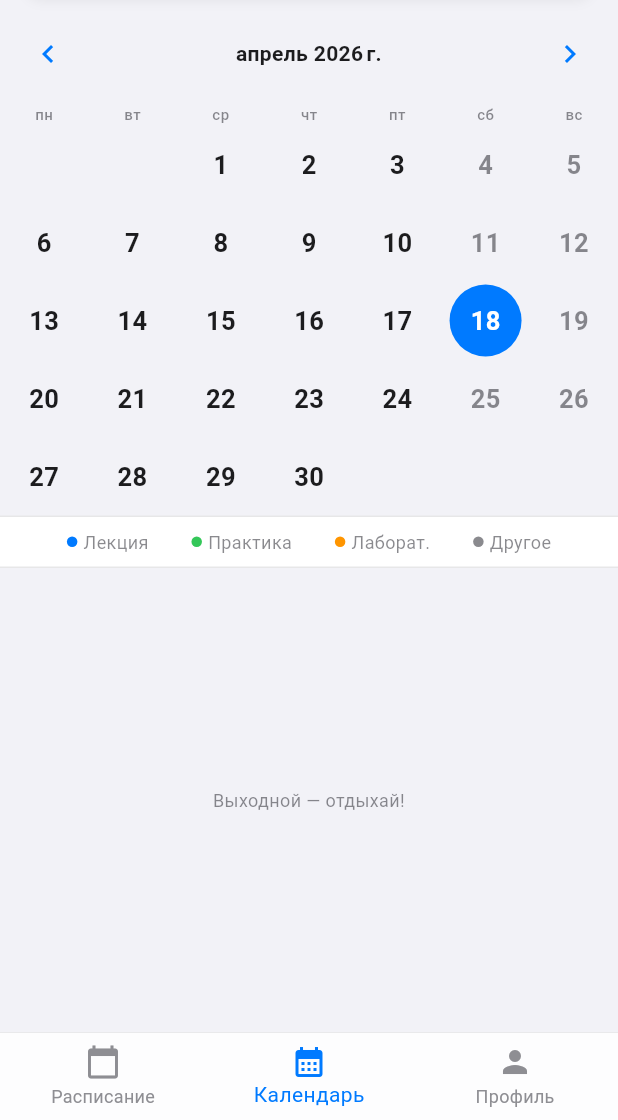
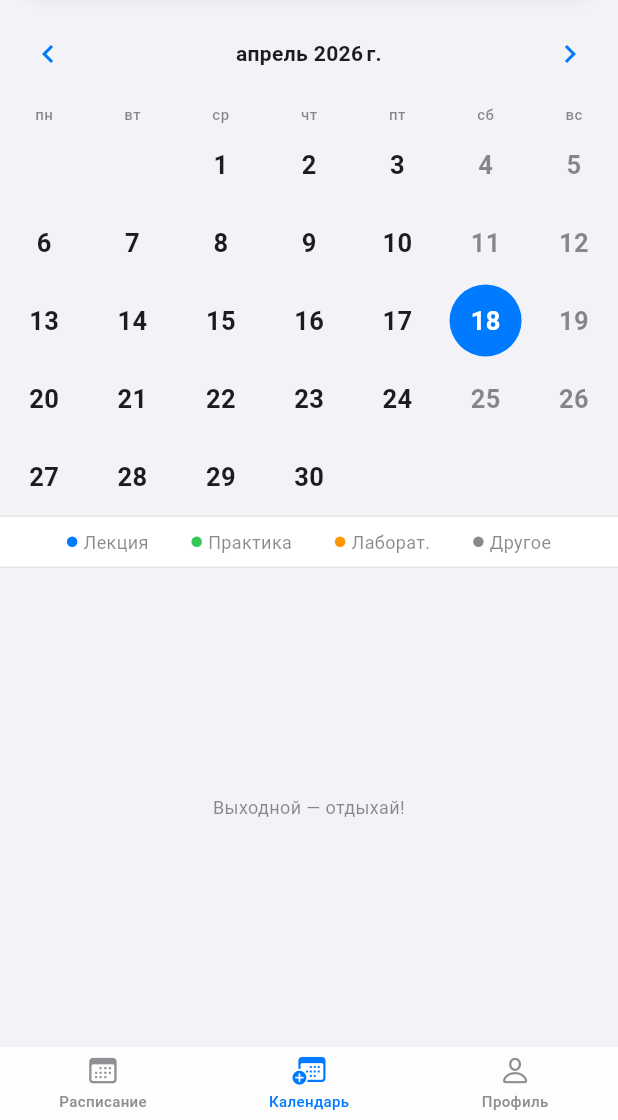
Before and after one commit to deissh/ystu_diplom, a Flutter app: the CalendarScreen screen opened by its route, on a phone screen of 412 x 824 dp, the part 116-1236 px from its top. Run offline on Flutter 3.47's test engine with Material 3 defaults, Android fonts, the phone set to English and light mode, and no system bars; drawn by our look-alikes of table_calendar; our stand-ins replace dio, drift, drift_flutter, flutter_riverpod, go_router, shared_preferences; accounts and stored records are empty; generated files the repository leaves out were written again.

Commit message:
refactor: migrate to CupertinoApp with adaptive layout foundation
- AppColors.resolve now uses CupertinoTheme.brightnessOf (fixes dark theme under CupertinoApp)
- AppThemeX.toBrightness() replaces toThemeMode() for CupertinoApp compatibility
- AppCupertinoTheme.build() produces CupertinoThemeData from AppColors tokens
- AppLayout utility: hPad/maxContent breakpoints for phone + iPad
- app.dart: CupertinoApp.router root with CupertinoActivityIndicator splash
- app_router.dart: CupertinoPage for all GoRoutes, Material wrapper for Scaffold shell, custom _CupertinoTabRow replaces BottomNavigationBar

Co-Authored-By: Claude Sonnet 4.6 <noreply@anthropic.com>

```diff
--- a/app/lib/core/theme/app_colors.dart
+++ b/app/lib/core/theme/app_colors.dart
@@ -1,4 +1,4 @@
-import 'package:flutter/material.dart';
+import 'package:flutter/cupertino.dart';
 
 import '../../features/schedule/domain/entities/lesson_type.dart';
 
@@ -74,7 +74,7 @@ class AppColors {
 
   /// Returns [light] when the scaffold is in light mode, [dark] otherwise.
   static Color resolve(BuildContext context, Color light, Color dark) =>
-      Theme.of(context).brightness == Brightness.dark ? dark : light;
+      CupertinoTheme.brightnessOf(context) == Brightness.dark ? dark : light;
 
   /// Standard iOS-style card shadow token.
   ///
--- a/app/lib/features/settings/domain/entities/app_settings.dart
+++ b/app/lib/features/settings/domain/entities/app_settings.dart
@@ -1,12 +1,14 @@
-import 'package:flutter/material.dart';
+import 'package:flutter/cupertino.dart';
 
 enum AppTheme { system, light, dark }
 
 extension AppThemeX on AppTheme {
-  ThemeMode toThemeMode() => switch (this) {
-        AppTheme.system => ThemeMode.system,
-        AppTheme.light => ThemeMode.light,
-        AppTheme.dark => ThemeMode.dark,
+  /// Returns the [Brightness] for [CupertinoApp.theme].
+  /// [AppTheme.system] returns null — CupertinoApp follows the device setting.
+  Brightness? toBrightness() => switch (this) {
+        AppTheme.system => null,
+        AppTheme.light => Brightness.light,
+        AppTheme.dark => Brightness.dark,
       };
 }
 
--- a/app/lib/router/app_router.dart
+++ b/app/lib/router/app_router.dart
@@ -1,10 +1,12 @@
 import 'dart:ui';
 
-import 'package:flutter/material.dart';
+import 'package:flutter/cupertino.dart';
+import 'package:flutter/material.dart' show Material, MaterialType, Scaffold, Theme;
 import 'package:flutter_riverpod/flutter_riverpod.dart';
 import 'package:go_router/go_router.dart';
 
 import '../core/theme/app_colors.dart';
+import '../core/theme/app_theme.dart';
 import '../features/calendar/presentation/screens/calendar_screen.dart';
 import '../features/onboarding/presentation/screens/onboarding_screen.dart';
 import '../features/profile/presentation/screens/profile_screen.dart';
@@ -17,6 +19,9 @@ final _rootNavKey = GlobalKey<NavigatorState>();
 final _scheduleNavKey = GlobalKey<NavigatorState>(debugLabel: 'schedule');
 final _calendarNavKey = GlobalKey<NavigatorState>(debugLabel: 'calendar');
 final _profileNavKey = GlobalKey<NavigatorState>(debugLabel: 'profile');
+
+/// Height of the iOS-style custom tab bar (matches CupertinoTabBar).
+const double _kTabBarHeight = 49.0;
 
 /// GoRouter провайдер с redirect guard для онбординга.
 ///
@@ -39,7 +44,18 @@ final appRouterProvider = Provider<GoRouter>((ref) {
     routes: [
       GoRoute(
         path: '/onboarding',
-        builder: (context, state) => const OnboardingScreen(),
+        pageBuilder: (context, state) => CupertinoPage(
+          key: state.pageKey,
+          // Wrap in Theme+Material so Material widgets inside
+          // OnboardingScreen have the correct ancestors under CupertinoApp.
+          child: Theme(
+            data: AppThemeData.light(),
+            child: Material(
+              color: AppColors.bgLight,
+              child: const OnboardingScreen(),
+            ),
+          ),
+        ),
       ),
       StatefulShellRoute.indexedStack(
         builder: (context, state, shell) => _ScaffoldWithNavBar(shell: shell),
@@ -49,7 +65,10 @@ final appRouterProvider = Provider<GoRouter>((ref) {
             routes: [
               GoRoute(
                 path: '/schedule',
-                builder: (context, state) => const ScheduleScreen(),
+                pageBuilder: (context, state) => CupertinoPage(
+                  key: state.pageKey,
+                  child: const ScheduleScreen(),
+                ),
               ),
             ],
           ),
@@ -58,7 +77,10 @@ final appRouterProvider = Provider<GoRouter>((ref) {
             routes: [
               GoRoute(
                 path: '/calendar',
-                builder: (context, state) => const CalendarScreen(),
+                pageBuilder: (context, state) => CupertinoPage(
+                  key: state.pageKey,
+                  child: const CalendarScreen(),
+                ),
               ),
             ],
           ),
@@ -67,7 +89,10 @@ final appRouterProvider = Provider<GoRouter>((ref) {
             routes: [
               GoRoute(
                 path: '/profile',
-                builder: (context, state) => const ProfileScreen(),
+                pageBuilder: (context, state) => CupertinoPage(
+                  key: state.pageKey,
+                  child: const ProfileScreen(),
+                ),
               ),
             ],
           ),
@@ -80,6 +105,10 @@ final appRouterProvider = Provider<GoRouter>((ref) {
   return router;
 });
 
+/// Shell scaffold wrapping the three tab branches.
+///
+/// Uses a [Material] ancestor (transparency type) so that [Scaffold] — which
+/// requires a Material ancestor — works correctly under [CupertinoApp].
 class _ScaffoldWithNavBar extends StatelessWidget {
   final StatefulNavigationShell shell;
 
@@ -87,9 +116,13 @@ class _ScaffoldWithNavBar extends StatelessWidget {
 
   @override
   Widget build(BuildContext context) {
-    return Scaffold(
-      // extendBody: true lets the body render behind the bottom bar so
-      // BackdropFilter in _IosTabBar can see and blur the content below.
+    // Material(transparency) provides the required Material ancestor for
+    // Scaffold without adding any visual background of its own.
+    return Material(
+      type: MaterialType.transparency,
+      child: Scaffold(
+        // extendBody lets the body render behind the frosted tab bar so
+        // BackdropFilter in _IosTabBar can blur the content below.
         extendBody: true,
         body: shell,
         bottomNavigationBar: _IosTabBar(
@@ -99,18 +132,16 @@ class _ScaffoldWithNavBar extends StatelessWidget {
             initialLocation: i == shell.currentIndex,
           ),
         ),
+      ),
     );
   }
 }
 
-/// iOS-style frosted-glass tab bar.
+/// iOS-style frosted-glass tab bar with Cupertino icons.
 ///
 /// Uses [BackdropFilter] with [extendBody] on the parent [Scaffold] to achieve
-/// a translucent blur effect. The bar is composed of:
-///   - A hairline top separator (0.5 dp)
-///   - A [BackdropFilter] blur layer (sigma 20)
-///   - A semi-transparent surface container (85% opacity)
-///   - A standard [BottomNavigationBar] with no elevation and iOS colours
+/// a translucent blur effect. The bar uses a custom [_CupertinoTabRow] instead
+/// of [BottomNavigationBar] for a native iOS appearance.
 class _IosTabBar extends StatelessWidget {
   const _IosTabBar({required this.currentIndex, required this.onTap});
 
@@ -119,7 +150,7 @@ class _IosTabBar extends StatelessWidget {
 
   @override
   Widget build(BuildContext context) {
-    final bool isDark = Theme.of(context).brightness == Brightness.dark;
+    final bool isDark = CupertinoTheme.brightnessOf(context) == Brightness.dark;
 
     final Color surface = AppColors.resolve(
       context,
@@ -131,13 +162,8 @@ class _IosTabBar extends StatelessWidget {
       AppColors.separatorLight,
       AppColors.separatorDark,
     );
-    final Color accent = AppColors.resolve(
-      context,
-      AppColors.accentLight,
-      AppColors.accentDark,
-    );
 
-    // Semi-transparent surface: 85% in light, 90% in dark (dark needs less blur)
+    // Semi-transparent surface: 85% in light, 90% in dark
     final Color barBg = surface.withValues(alpha: isDark ? 0.9 : 0.85);
 
     return ClipRect(
@@ -150,29 +176,9 @@ class _IosTabBar extends StatelessWidget {
             children: [
               // Hairline top separator — mimics iOS tab bar border
               Container(height: 0.5, color: separator),
-              BottomNavigationBar(
+              _CupertinoTabRow(
                 currentIndex: currentIndex,
                 onTap: onTap,
-                elevation: 0,
-                backgroundColor: Colors.transparent,
-                selectedItemColor: accent,
-                unselectedItemColor: AppColors.iconInactive,
-                // Remove default selected item indicator animation
-                type: BottomNavigationBarType.fixed,
-                items: const [
-                  BottomNavigationBarItem(
-                    icon: Icon(Icons.calendar_today),
-                    label: 'Расписание',
-                  ),
-                  BottomNavigationBarItem(
-                    icon: Icon(Icons.calendar_month),
-                    label: 'Календарь',
-                  ),
-                  BottomNavigationBarItem(
-                    icon: Icon(Icons.person),
-                    label: 'Профиль',
-                  ),
-                ],
               ),
             ],
           ),
@@ -181,3 +187,65 @@ class _IosTabBar extends StatelessWidget {
     );
   }
 }
+
+/// Cupertino-style tab row with three items.
+class _CupertinoTabRow extends StatelessWidget {
+  const _CupertinoTabRow({
+    required this.currentIndex,
+    required this.onTap,
+  });
+
+  final int currentIndex;
+  final ValueChanged<int> onTap;
+
+  static const _items = [
+    (icon: CupertinoIcons.calendar, label: 'Расписание'),
+    (icon: CupertinoIcons.calendar_badge_plus, label: 'Календарь'),
+    (icon: CupertinoIcons.person, label: 'Профиль'),
+  ];
+
+  @override
+  Widget build(BuildContext context) {
+    final Color accent = AppColors.resolve(
+      context,
+      AppColors.accentLight,
+      AppColors.accentDark,
+    );
+    final bottomPad = MediaQuery.of(context).padding.bottom;
+
+    return Padding(
+      padding: EdgeInsets.only(bottom: bottomPad),
+      child: SizedBox(
+        height: _kTabBarHeight,
+        child: Row(
+          children: List.generate(_items.length, (i) {
+            final item = _items[i];
+            final isActive = i == currentIndex;
+            final color = isActive ? accent : AppColors.iconInactive;
+            return Expanded(
+              child: GestureDetector(
+                onTap: () => onTap(i),
+                behavior: HitTestBehavior.opaque,
+                child: Column(
+                  mainAxisAlignment: MainAxisAlignment.center,
+                  children: [
+                    Icon(item.icon, color: color, size: 22),
+                    const SizedBox(height: 2),
+                    Text(
+                      item.label,
+                      style: TextStyle(
+                        fontSize: 10,
+                        fontWeight: FontWeight.w500,
+                        color: color,
+                      ),
+                    ),
+                  ],
+                ),
+              ),
+            );
+          }),
+        ),
+      ),
+    );
+  }
+}
```
Also changed, not shown: app/lib/app.dart (+8 -14 lines), app/lib/core/layout/app_layout.dart (added, +45 -0 lines), app/lib/core/theme/app_theme.dart (+30 -0 lines). Lines whose indentation alone changed are shown as unchanged.
